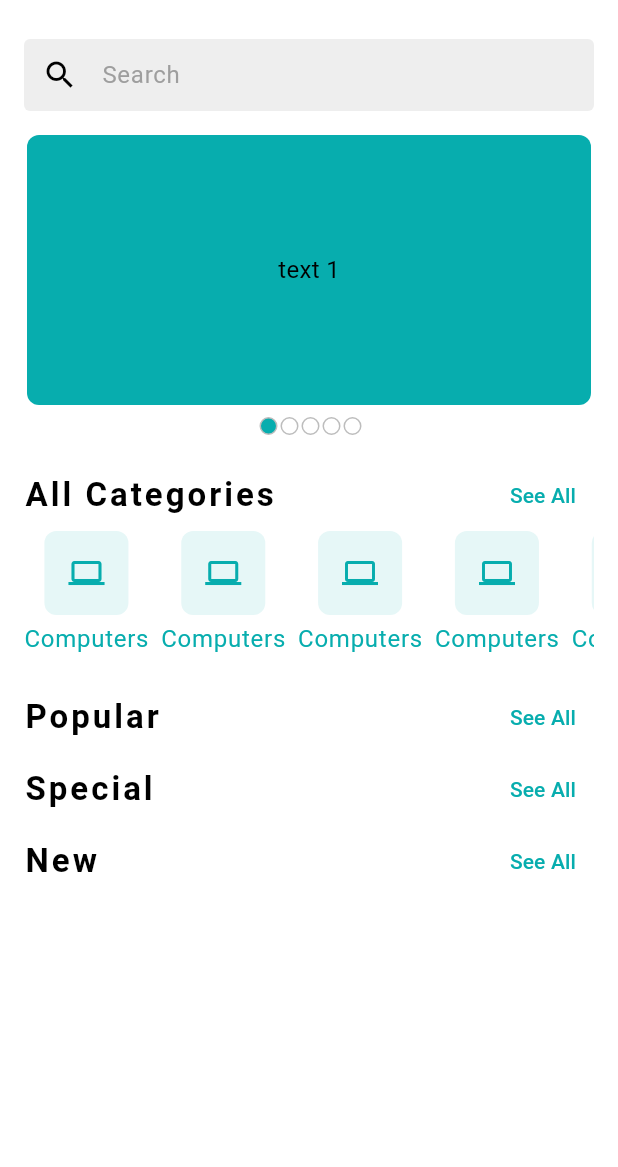
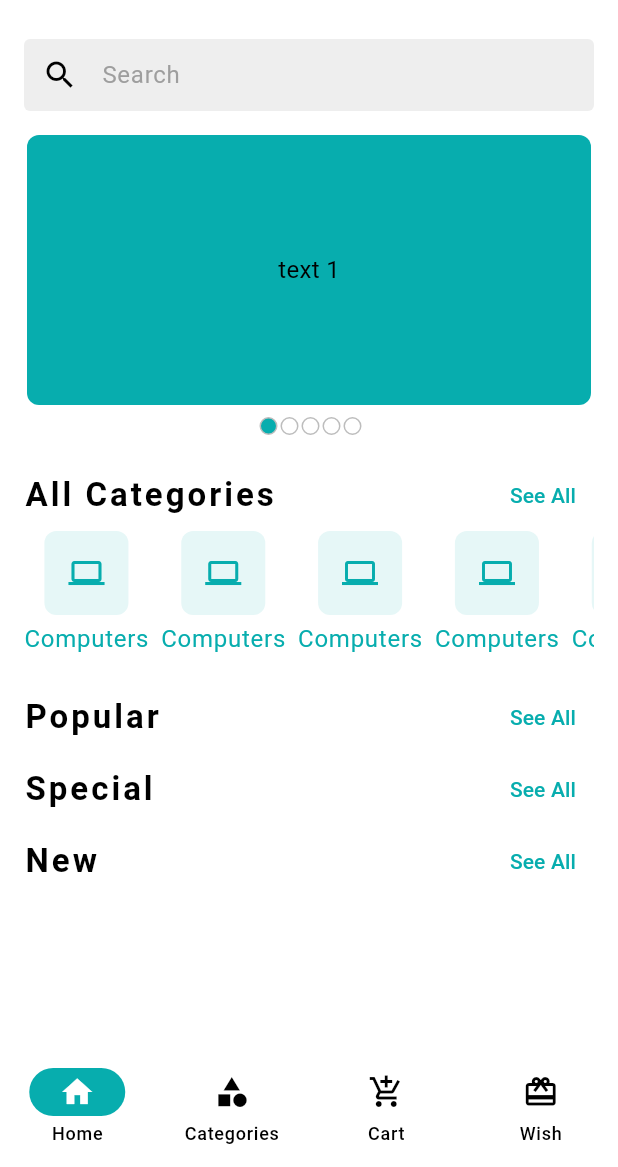
Before and after one commit to nimeullaha71/ecommerce_crafty_bay_live-master, a Flutter app: the screen it shows after launch, on a phone screen of 412 x 824 dp, the part 69-1236 px from its top. Run offline on Flutter 3.47's test engine with Material 3 defaults, Android fonts, the phone set to English and light mode, and no system bars; drawn by our look-alikes of carousel_slider; our stand-ins replace email_validator, firebase_core, firebase_crashlytics, flutter_svg, get; accounts and stored records are empty.

Commit message:
add bottom navigation functionality

```diff
--- a/lib/app/app.dart
+++ b/lib/app/app.dart
@@ -1,7 +1,8 @@
-import 'package:ecommerce_crafty_bay_live/app/app_colors.dart';
 import 'package:ecommerce_crafty_bay_live/app/app_routes.dart';
+import 'package:ecommerce_crafty_bay_live/app/controller_binder.dart';
 import 'package:ecommerce_crafty_bay_live/features/auth/ui/screens/splash_screen.dart';
 import 'package:flutter/material.dart';
+import 'package:get/get_navigation/src/root/get_material_app.dart';
 
 import 'app_theme.dart';
 
@@ -15,10 +16,11 @@
 class _CraftyBayState extends State<CraftyBay> {
   @override
   Widget build(BuildContext context) {
-    return MaterialApp(
+    return GetMaterialApp(
       initialRoute: SplashScreen.name,
       theme: AppTheme.lightThemeData,
       onGenerateRoute: AppRoutes.routes,
+      initialBinding: ControllerBinder(),
     );
   }
 }
--- a/lib/app/app_routes.dart
+++ b/lib/app/app_routes.dart
@@ -1,6 +1,6 @@
 import 'package:ecommerce_crafty_bay_live/features/auth/ui/screens/login_screen.dart';
 import 'package:ecommerce_crafty_bay_live/features/auth/ui/screens/sign_up_screen.dart';
-import 'package:ecommerce_crafty_bay_live/features/home/ui/screens/home_screen.dart';
+import 'package:ecommerce_crafty_bay_live/features/common/ui/screens/main_bottom_nav_screen.dart';
 import 'package:ecommerce_crafty_bay_live/features/product/ui/screens/product_category_screen.dart';
 import 'package:flutter/material.dart';
 import 'package:flutter/widgets.dart';
@@ -20,10 +20,8 @@
     else if(settings.name == SignUpScreen.name){
       screenWidget = SignUpScreen();
     }
-    else if (settings.name==HomeScreen.name){
-      screenWidget = HomeScreen();
-    }else if (settings.name==ProductCategoryScreen.name){
-      screenWidget = ProductCategoryScreen();
+    else if (settings.name==MainBottomNavScreen.name){
+      screenWidget = MainBottomNavScreen();
     }
     return MaterialPageRoute(builder: (context)=>screenWidget);
   }
--- /dev/null
+++ b/lib/app/controller_binder.dart
@@ -0,0 +1,10 @@
+import 'package:ecommerce_crafty_bay_live/features/common/ui/controllers/main_bottom_nav_controller.dart';
+import 'package:get/get.dart';
+
+class ControllerBinder extends Bindings{
+  @override
+  void dependencies(){
+    Get.put(MainBottomNavController());
+
+  }
+}
--- a/lib/features/auth/ui/screens/splash_screen.dart
+++ b/lib/features/auth/ui/screens/splash_screen.dart
@@ -1,6 +1,7 @@
 import 'package:ecommerce_crafty_bay_live/features/home/ui/screens/home_screen.dart';
 import 'package:flutter/material.dart';
 
+import '../../../common/ui/screens/main_bottom_nav_screen.dart';
 import '../widgets/app_logo.dart';
 
 class SplashScreen extends StatefulWidget {
@@ -22,7 +23,7 @@
 
   Future<void>_moveToHomeScreen()async{
     await Future.delayed(Duration(seconds: 2));
-    Navigator.pushReplacementNamed(context, HomeScreen.name);
+    Navigator.pushReplacementNamed(context, MainBottomNavScreen.name);
   }
 
   @override
--- /dev/null
+++ b/lib/features/common/ui/controllers/main_bottom_nav_controller.dart
@@ -0,0 +1,24 @@
+import 'package:get/get.dart';
+
+class MainBottomNavController extends GetxController{
+  int _currentIndex = 0;
+
+  int get selectedIndex => _currentIndex;
+
+  void changeIndex(int index){
+    if(index == _currentIndex){
+      return;
+    }
+    _currentIndex = index;
+    update();
+  }
+
+  void moveToCategory(){
+    changeIndex(1);
+  }
+  void backToHome(){
+    changeIndex(0);
+  }
+
+
+}
--- /dev/null
+++ b/lib/features/common/ui/screens/main_bottom_nav_screen.dart
@@ -0,0 +1,44 @@
+import 'package:ecommerce_crafty_bay_live/features/common/ui/controllers/main_bottom_nav_controller.dart';
+import 'package:ecommerce_crafty_bay_live/features/home/ui/screens/home_screen.dart';
+import 'package:ecommerce_crafty_bay_live/features/product/ui/screens/product_category_screen.dart';
+import 'package:flutter/material.dart';
+import 'package:get/get_state_manager/src/simple/get_state.dart';
+
+class MainBottomNavScreen extends StatefulWidget {
+  const MainBottomNavScreen({super.key});
+
+  static final String name = '/main-bottom-nav';
+
+  @override
+  State<MainBottomNavScreen> createState() => _MainBottomNavScreenState();
+}
+
+class _MainBottomNavScreenState extends State<MainBottomNavScreen> {
+  final List<Widget> _screens = [
+    HomeScreen(),
+    ProductCategoryScreen(),
+    ProductCategoryScreen(),
+    ProductCategoryScreen(),
+  ];
+
+  @override
+  Widget build(BuildContext context) {
+    return GetBuilder<MainBottomNavController>(
+
+      builder: (navController) {
+        return Scaffold(
+          body: _screens[navController.selectedIndex],
+          bottomNavigationBar: NavigationBar(
+            selectedIndex: navController.selectedIndex,
+              onDestinationSelected: navController.changeIndex,
+              destinations: [
+            NavigationDestination(icon: Icon(Icons.home), label: 'Home'),
+            NavigationDestination(icon: Icon(Icons.category), label: 'Categories'),
+            NavigationDestination(icon: Icon(Icons.add_shopping_cart), label: 'Cart'),
+            NavigationDestination(icon: Icon(Icons.wallet_giftcard), label: 'Wish'),
+          ]),
+        );
+      }
+    );
+  }
+}
--- a/lib/features/common/ui/widgets/product_category_item.dart
+++ b/lib/features/common/ui/widgets/product_category_item.dart
@@ -8,7 +8,11 @@
 
   @override
   Widget build(BuildContext context) {
-    return Column(
+    return GestureDetector(
+      onTap: (){
+        //TODO:Navigate to product list screen
+      },
+      child: Column(
         children: [
           Container(
             padding: EdgeInsets.all(16),
@@ -23,6 +27,7 @@
             color: AppColors.themeColor,
           ),),
         ],
+      ),
     );
   }
 }
--- a/lib/features/home/ui/screens/home_screen.dart
+++ b/lib/features/home/ui/screens/home_screen.dart
@@ -1,8 +1,9 @@
-import 'package:ecommerce_crafty_bay_live/app/app_colors.dart';
 import 'package:ecommerce_crafty_bay_live/app/asset_paths.dart';
+import 'package:ecommerce_crafty_bay_live/features/common/ui/controllers/main_bottom_nav_controller.dart';
 import 'package:ecommerce_crafty_bay_live/features/product/ui/screens/product_category_screen.dart';
 import 'package:flutter/material.dart';
 import 'package:flutter_svg/flutter_svg.dart';
+import 'package:get/get.dart';
 
 import '../widgets/app_bar_icon_button.dart';
 import '../widgets/home_carousel_slider.dart';
@@ -11,8 +12,6 @@
 
 class HomeScreen extends StatefulWidget {
   const HomeScreen({super.key});
-
-  static final String name = '/home';
 
   @override
   State<HomeScreen> createState() => _HomeScreenState();
@@ -40,7 +39,7 @@
                 height: 16,
               ),
               _buildSectionHeader(title: "All Categories", onTapSeeAll: () {
-                Navigator.pushNamed(context, ProductCategoryScreen.name);
+                Get.find<MainBottomNavController>().moveToCategory();
               }),
               _getCategoryList(),
               _buildSectionHeader(title: "Popular", onTapSeeAll: () {}),
@@ -53,7 +52,7 @@
     );
   }
 
-  AppBar _buildAppBar() {
+  AppBar _buildAppBar(){
     return AppBar(
       title: SvgPicture.asset(AssetPaths.navAppLogoSvg),
       actions: [
@@ -91,5 +90,4 @@
       ),
     );
   }
-
 }
--- a/pubspec.yaml
+++ b/pubspec.yaml
@@ -39,6 +39,7 @@
   flutter_svg: ^2.2.0
   email_validator: ^3.0.0
   carousel_slider: ^5.1.1
+  get: ^4.7.2
 
 dev_dependencies:
   flutter_test:
```
Also changed, not shown: lib/features/product/ui/screens/product_category_screen.dart (+12 -1 lines), pubspec.lock. Lines whose indentation alone changed are shown as unchanged.
